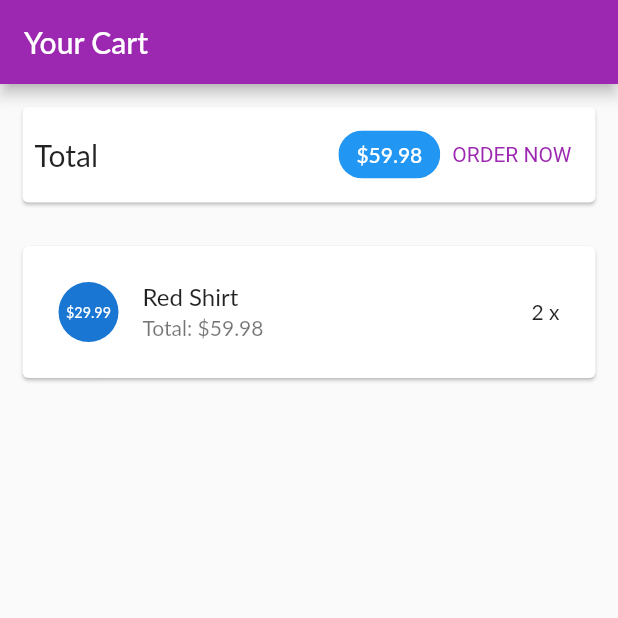
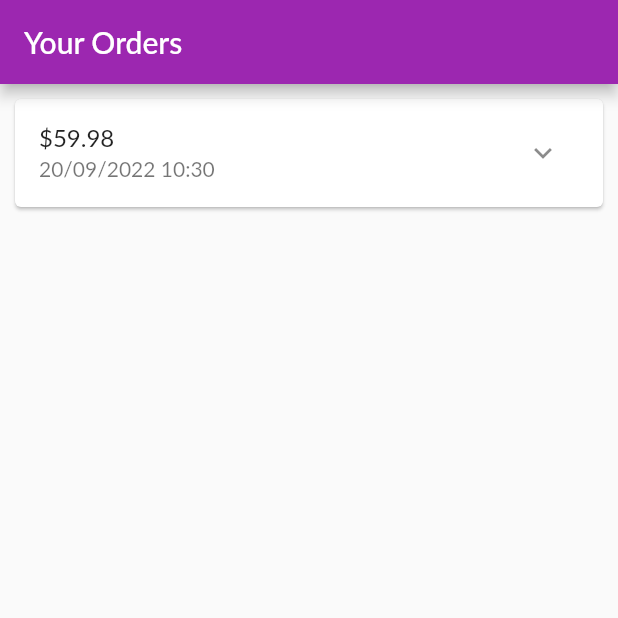
Before and after one commit to NguyenHuynhVanMinhB1910258/app-lab1, a Flutter app: the screen it shows after launch, on a phone screen of 412 x 824 dp, the top half of it. Run offline on Flutter 3.47's test engine with Material 2 defaults, Android fonts, the phone set to English and light mode, and no system bars; Roboto replaces fonts that are missing (Lato).

Commit message:
Xay dung trang dat hang

```diff
--- a/lib/main.dart
+++ b/lib/main.dart
@@ -4,6 +4,7 @@ import 'ui/products/products_detail_screen.dart';
 import 'ui/products/product_overview_screen.dart';
 import 'ui/products/user_products_screen.dart';
 import 'ui/cart/cart_screen.dart';
+import 'ui/orders/orders_screen.dart';
 void main() {
   runApp(const MyApp());
 }
@@ -29,93 +30,8 @@ class MyApp extends StatelessWidget {
       //   color: Colors.green,
       //   ),
         home: const SafeArea(
-        child: CartScreen(),
+        child: OrderScreen(),
         ),
     );
   }
 }
-
-// class MyHomePage extends StatefulWidget {
-//   const MyHomePage({super.key, required this.title});
-
-//   // This widget is the home page of your application. It is stateful, meaning
-//   // that it has a State object (defined below) that contains fields that affect
-//   // how it looks.
-
-//   // This class is the configuration for the state. It holds the values (in this
-//   // case the title) provided by the parent (in this case the App widget) and
-//   // used by the build method of the State. Fields in a Widget subclass are
-//   // always marked "final".
-
-//   final String title;
-
-//   @override
-//   State<MyHomePage> createState() => _MyHomePageState();
-// }
-
-// class _MyHomePageState extends State<MyHomePage> {
-//   int _counter = 0;
-
-//   void _incrementCounter() {
-//     setState(() {
-//       // This call to setState tells the Flutter framework that something has
-//       // changed in this State, which causes it to rerun the build method below
-//       // so that the display can reflect the updated values. If we changed
-//       // _counter without calling setState(), then the build method would not be
-//       // called again, and so nothing would appear to happen.
-//       _counter++;
-//     });
-//   }
-
-//   @override
-//   Widget build(BuildContext context) {
-//     // This method is rerun every time setState is called, for instance as done
-//     // by the _incrementCounter method above.
-//     //
-//     // The Flutter framework has been optimized to make rerunning build methods
-//     // fast, so that you can just rebuild anything that needs updating rather
-//     // than having to individually change instances of widgets.
-//     return Scaffold(
-//       appBar: AppBar(
-//         // Here we take the value from the MyHomePage object that was created by
-//         // the App.build method, and use it to set our appbar title.
-//         title: Text(widget.title),
-//       ),
-//       body: Center(
-//         // Center is a layout widget. It takes a single child and positions it
-//         // in the middle of the parent.
-//         child: Column(
-//           // Column is also a layout widget. It takes a list of children and
-//           // arranges them vertically. By default, it sizes itself to fit its
-//           // children horizontally, and tries to be as tall as its parent.
-//           //
-//           // Invoke "debug painting" (press "p" in the console, choose the
-//           // "Toggle Debug Paint" action from the Flutter Inspector in Android
-//           // Studio, or the "Toggle Debug Paint" command in Visual Studio Code)
-//           // to see the wireframe for each widget.
-//           //
-//           // Column has various properties to control how it sizes itself and
-//           // how it positions its children. Here we use mainAxisAlignment to
-//           // center the children vertically; the main axis here is the vertical
-//           // axis because Columns are vertical (the cross axis would be
-//           // horizontal).
-//           mainAxisAlignment: MainAxisAlignment.center,
-//           children: <Widget>[
-//             const Text(
-//               'You have pushed the button this many times:',
-//             ),
-//             Text(
-//               '$_counter',
-//               style: Theme.of(context).textTheme.headline4,
-//             ),
-//           ],
-//         ),
-//       ),
-//       floatingActionButton: FloatingActionButton(
-//         onPressed: _incrementCounter,
-//         tooltip: 'Increment',
-//         child: const Icon(Icons.add),
-//       ), // This trailing comma makes auto-formatting nicer for build methods.
-//     );
-//   }
-// }
--- /dev/null
+++ b/lib/models/order_item.dart
@@ -0,0 +1,31 @@
+import 'cart_item.dart';
+
+class OrderItem {
+  final String? id;
+  final double amount;
+  final List<CartItem> products;
+  final DateTime dateTime;
+  int get productCount {
+    return products.length;
+  }
+  OrderItem({
+    this.id,
+    required this.amount,
+    required this.products,
+    DateTime? dateTime,
+
+  }) : dateTime = dateTime ?? DateTime.now();
+  OrderItem copyWith({
+    String? id,
+    double? amount,
+    List<CartItem>? products,
+    DateTime? dateTime,
+  }){
+    return OrderItem(
+      id: id ?? this.id,
+      amount: amount ?? this.amount,
+      products: products ?? this.products,
+      dateTime: dateTime ?? this.dateTime,
+      );
+  }
+}
--- /dev/null
+++ b/lib/ui/orders/order_item_card.dart
@@ -0,0 +1,74 @@
+
+import 'dart:math';
+import 'package:flutter/material.dart';
+import 'package:intl/intl.dart';
+import '../../models/order_item.dart';
+class OrderItemCard extends StatefulWidget{
+  final OrderItem order;
+  const OrderItemCard (this.order, {super.key});
+
+  @override
+  State<OrderItemCard> createState() => _OrderItemCardState();
+}
+class _OrderItemCardState extends State<OrderItemCard>{
+  var _expanded = false;
+
+  @override
+  Widget build(BuildContext context){
+    return Card(
+      margin: const EdgeInsets.all(10),
+      child: Column(
+      children:<Widget>[
+        buildOrderSummary(),
+        if(_expanded) buildOrderDetail()
+      ],
+    ),
+    );
+  }
+  Widget buildOrderDetail(){
+    return Container(
+      padding: const EdgeInsets.symmetric(horizontal: 15, vertical: 4),
+      height: min(widget.order.productCount * 20.0 + 10, 100),
+      child: ListView(
+        children: widget.order.products.map(
+          (prod) =>  Row(
+            mainAxisAlignment: MainAxisAlignment.spaceBetween,
+            children: <Widget>[
+              Text(
+                prod.title,
+                style: const TextStyle(
+                  fontSize: 18,
+                  fontWeight: FontWeight.bold,
+                ),
+              ),
+              Text(
+                '${prod.quantity}x \$${prod.price}',
+                style: const TextStyle(
+                  fontSize: 18,
+                  color:  Colors.grey,
+                ),
+              )
+            ],
+            ),
+            )
+            .toList(),
+      ),
+    );
+  }
+  Widget buildOrderSummary(){
+    return ListTile(
+      title: Text('\$${widget.order.amount}'),
+      subtitle: Text(
+        DateFormat('dd/MM/yyyy hh:mm').format(widget.order.dateTime),
+      ),
+      trailing: IconButton(
+        icon: Icon(_expanded ? Icons.expand_less : Icons.expand_more),
+        onPressed: (){
+          setState(() {
+            _expanded = !_expanded;
+          });
+        },
+      ),
+    );
+  }
+}
--- /dev/null
+++ b/lib/ui/orders/order_manager.dart
@@ -0,0 +1,27 @@
+import 'package:flutter/cupertino.dart';
+
+import '../../models/cart_item.dart';
+import '../../models/order_item.dart';
+class OrdersManager with ChangeNotifier{
+  final List<OrderItem> _orders=[
+    OrderItem(
+      id: 'o1',
+      amount: 59.98,
+      products: [
+        CartItem(
+          id: 'c1',
+          title: 'Red Shirt',
+          quantity: 2,
+          price: 29.99,
+          )
+      ],
+        dateTime: DateTime.now(),
+        )
+  ];
+  int get orderCount{
+    return _orders.length;
+  }
+  List<OrderItem>get orders {
+    return [..._orders];
+  }
+}
--- /dev/null
+++ b/lib/ui/orders/orders_screen.dart
@@ -0,0 +1,21 @@
+import 'package:flutter/material.dart';
+
+import 'order_manager.dart';
+import 'order_item_card.dart';
+class OrderScreen extends StatelessWidget{
+  const OrderScreen({super.key});
+  @override
+  Widget build(BuildContext context){
+    print('building orders');
+    final ordersManager = OrdersManager();
+    return Scaffold(
+      appBar: AppBar(
+        title: const Text('Your Orders'),
+      ),
+      body: ListView.builder(
+       itemCount: ordersManager.orderCount,
+       itemBuilder: (ctx, i) => OrderItemCard(ordersManager.orders[i]),
+       ),
+    );
+  }
+}
--- a/pubspec.yaml
+++ b/pubspec.yaml
@@ -31,7 +31,7 @@ environment:
 dependencies:
   flutter:
     sdk: flutter
-
+  intl: ^0.17.0
 
   # The following adds the Cupertino Icons font to your application.
   # Use with the CupertinoIcons class for iOS style icons.
```
Also changed, not shown: pubspec.lock.
